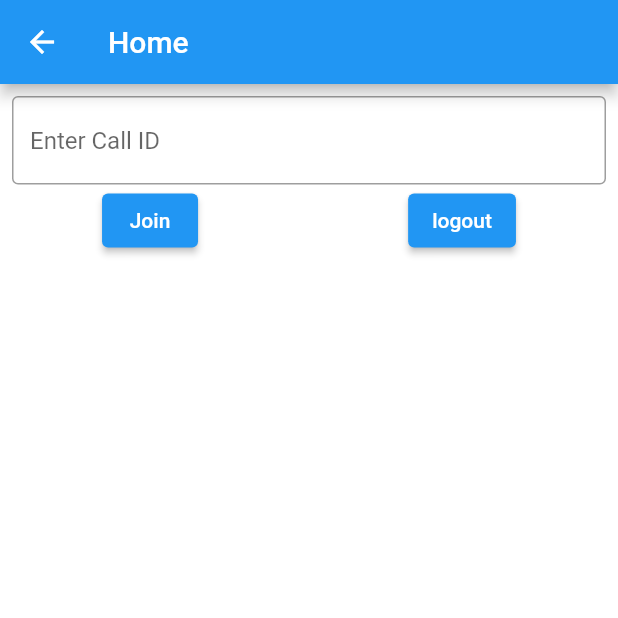
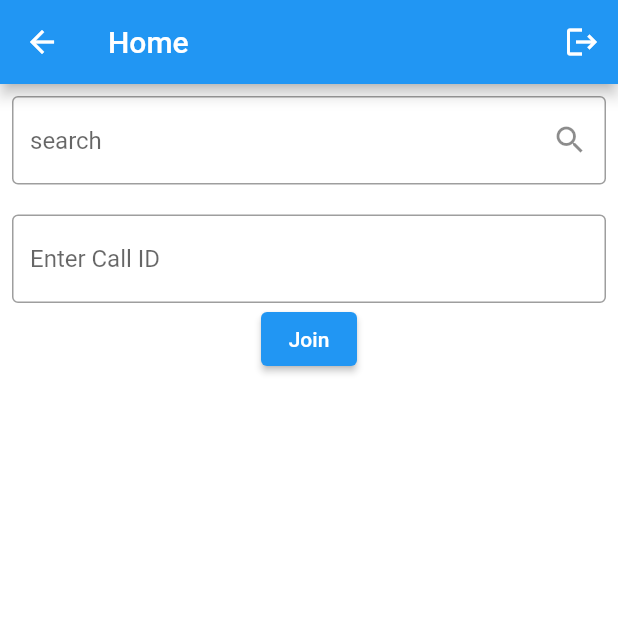
Before and after one commit to mehroshkw/chatapp, a Flutter app: the Home screen opened directly with empty values, on a phone screen of 412 x 824 dp, the top half of it. Run offline on Flutter 3.47's test engine with Material 2 defaults, Android fonts, the phone set to English and light mode, and no system bars; our stand-ins replace cloud_firestore, firebase_auth, firebase_core, firebase_messaging, flutter_local_notifications, fluttertoast and 2 more; missing offline and left inert: zego_uikit_prebuilt_call, zego_uikit_signaling_plugin; accounts and stored records are empty.

Commit message:
search work

```diff
--- a/lib/ui/home.dart
+++ b/lib/ui/home.dart
@@ -1,5 +1,6 @@
 import 'dart:convert';
 
+import 'package:chatapp/ui/search.dart';
 import 'package:cloud_firestore/cloud_firestore.dart';
 import 'package:firebase_messaging/firebase_messaging.dart';
 import 'package:flutter/material.dart';
@@ -7,6 +8,8 @@ import 'package:flutter/material.dart';
 import '../calling_ui/video_calling.dart';
 import '../services/auth.dart';
 import 'package:http/http.dart' as http;
+
+import '../services/database.dart';
 
 
 class Home extends StatefulWidget {
@@ -18,8 +21,63 @@ class Home extends StatefulWidget {
 }
 
 class _HomeState extends State<Home> {
+
   FirebaseFirestore firestore = FirebaseFirestore.instance;
   final callingId = TextEditingController();
+  final search = TextEditingController();
+
+  DatabaseMethods databaseMethods = new DatabaseMethods();
+  late QuerySnapshot searchResultSnapshot;
+
+  bool isLoading = false;
+  bool haveUserSearched = false;
+
+  initiateSearch() async {
+    if(search.text.isNotEmpty){
+      setState(() {
+        isLoading = true;
+      });
+      await databaseMethods.searchByName(search.text)
+          .then((snapshot){
+        searchResultSnapshot = snapshot;
+        print("$searchResultSnapshot");
+        setState(() {
+          isLoading = false;
+          haveUserSearched = true;
+        });
+      });
+    }
+  }
+  getUserInfo(String email) async {
+    return FirebaseFirestore.instance
+        .collection("chatAppUsers")
+        .where("email", isEqualTo: email)
+        .snapshots();
+    //     .catchError((e) {
+    //   print(e.toString());
+    // });
+  }
+
+  searchByName(String searchField) {
+    return FirebaseFirestore.instance
+        .collection("users")
+        .where('name', isEqualTo: searchField).snapshots().length;
+    // .getDocuments();
+  }
+
+  Widget userList(){
+    return haveUserSearched ? ListView.builder(
+        shrinkWrap: true,
+        itemCount: searchByName(search.text),
+        itemBuilder: (context, index){
+          return ListTile(
+            title: searchByName(search.text).documents[index].data["name"],
+            subtitle: searchByName(search.text).documents[index].data["email"],
+
+          );
+        }) : Container();
+  }
+
   @override
   void initState() {
     print("user id after login is: ${widget.uid}");
@@ -29,19 +87,42 @@ class _HomeState extends State<Home> {
   @override
   Widget build(BuildContext context) {
     return Scaffold(
+      resizeToAvoidBottomInset: false,
       backgroundColor: Colors.white,
       appBar: AppBar(
         title: Text("Home"),
+        actions: [
+          IconButton(onPressed: (){
+            FBAuth().logoutUser();
+            unSubToTopic(widget.uid);
+            },
+              icon: Icon(Icons.logout)),
+        ],
+
       ),
       body: Padding(
         padding: const EdgeInsets.all(8.0),
-        child:  Container(
-          height: MediaQuery.of(context).size.height,
+        child:  Column(
+          children: [
+            Expanded(flex: 3,
+              child: Container(
                 child: Column(
                 children: [
-              Expanded(flex: 2, child: Container(
-                child: Column(
-                  children: [
+                  TextFormField(
+                    controller: search,
+                    decoration:  InputDecoration(
+                        hintText: "search",
+                        suffixIcon: IconButton(
+                            onPressed: (){
+                              // initiateSearch();
+                              Navigator.push(context, MaterialPageRoute(builder: (context) => Search(search: search.text)));
+                            },
+                            icon: Icon(Icons.search)
+                        ),
+                        border: OutlineInputBorder()
+                    ),
+                  ),
+                  SizedBox(height: 20,),
                   TextFormField(
                     controller: callingId,
                     decoration: const InputDecoration(
@@ -49,9 +130,6 @@ class _HomeState extends State<Home> {
                         border: OutlineInputBorder()
                     ),
                   ),
-                    Row(
-                      mainAxisAlignment: MainAxisAlignment.spaceEvenly,
-                      children: [
                   ElevatedButton(
                       onPressed: (){
                         Navigator.push(context, MaterialPageRoute(builder: (context) => VideoCalling(
@@ -64,18 +142,7 @@ class _HomeState extends State<Home> {
                           "Join"
                       )
                   ),
-                        SizedBox(width: 20,),
-                        ElevatedButton(
-                            onPressed: (){
-                              FBAuth().logoutUser();
-                              unSubToTopic(widget.uid);
-                            },
-                            child: Text(
-                                "logout"
-                            )
-                        )
-                      ],
-                    ),
+
                 ],
               ),
             ),),
@@ -119,6 +186,8 @@ class _HomeState extends State<Home> {
                                             SizedBox(
                                               height: 8.0,
                                             ),
+                                            Row(children: [
+                                              IconButton(onPressed: (){}, icon: Icon(Icons.message_outlined)),
                                               IconButton(onPressed: (){
                                                 print(result['uid']);
                                                 callOnFcmApiSendPushNotifications(topic: result['uid'],title: 'Test Notification', body: 'Hi! This is Hassan XD');
@@ -129,6 +198,8 @@ class _HomeState extends State<Home> {
                                                 );
 
                                               }, icon: Icon(Icons.call))
+                                            ],)
+
                                           ],
                                         ),
                                       ),
@@ -144,11 +215,18 @@ class _HomeState extends State<Home> {
                 },
               ),
             ),
-              Expanded(
-                  flex: 2,
-                  child: Container())
+            // Expanded(
+            //     flex: 4,
+            //     child: StreamBuilder<QuerySnapshot>(
+            //       stream: firestore.collection("chatAppUsers").snapshots(),
+            //       builder: (BuildContext context, AsyncSnapshot<QuerySnapshot> snapshot) {
+            //         if (snapshot.hasData) {
+            //           return userList();
+            //         }
+            //         return Center(child: CircularProgressIndicator(color: Colors.black,));
+            //       },
+            //     ))
           ],
-          ),
         ),
       ),
     );
--- a/lib/ui/signup.dart
+++ b/lib/ui/signup.dart
@@ -78,7 +78,7 @@ class _SignUpState extends State<SignUp> {
       ),
       body: isLoading ? Container(child: Center(child: CircularProgressIndicator(),),) :  Center(
         child: Container(
-          height: height/2,
+          height: height/1.5,
           padding: EdgeInsets.symmetric(horizontal: 24),
           child: Column(
             children: [
```
Also changed, not shown: lib/services/database.dart (added, +64 -0 lines), lib/ui/search.dart (added, +109 -0 lines), lib/ui/signin.dart (+5 -4 lines). Lines whose indentation alone changed are shown as unchanged.
